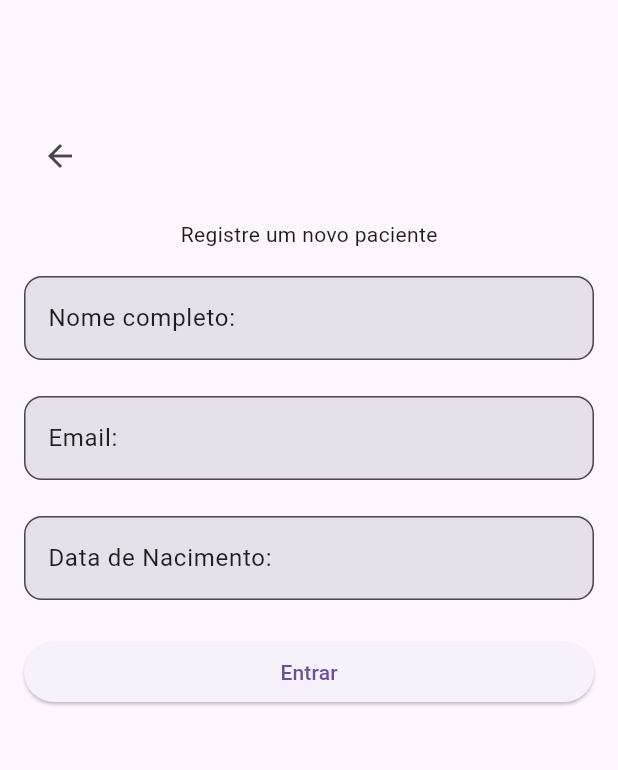
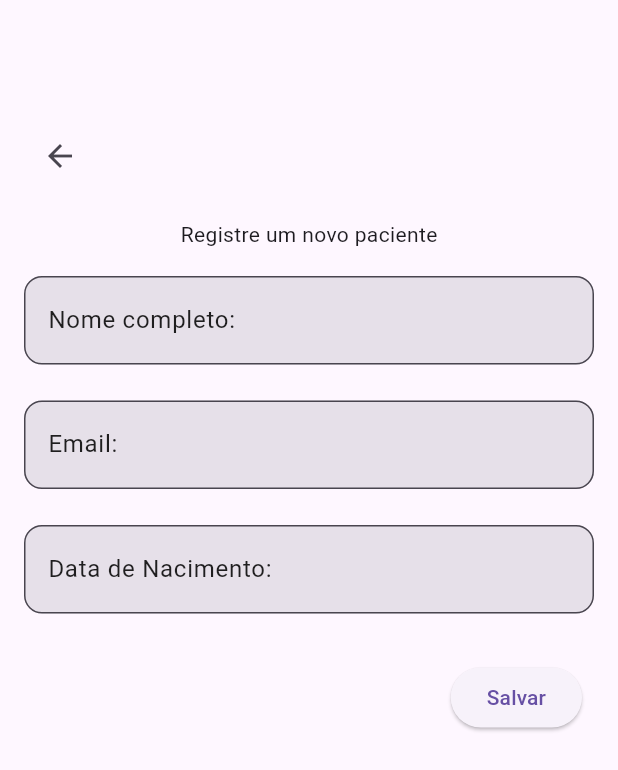
Before and after one commit to gihr0cha/app_fisio_tcc, a Flutter app: the RegisterPacients screen opened directly, on a phone screen of 412 x 824 dp. Shown: the top 770 px of the screen. Run offline on Flutter 3.47's test engine with Material 3 defaults, Android fonts, the phone set to English and light mode, and no system bars; our stand-ins replace firebase_auth, firebase_core, go_router; accounts and stored records are empty.

Commit message:
Add RegisterPacients page and update navigation

```diff
--- a/lib/pages/navegation_page.dart
+++ b/lib/pages/navegation_page.dart
@@ -40,6 +40,7 @@ class NavigacaoBar extends StatelessWidget {
           if (index == 3) {
             context.go('/historico');
           }
+
         });
   }
 }
--- a/lib/pages/registerPacients_page.dart
+++ b/lib/pages/registerPacients_page.dart
@@ -1,5 +1,6 @@
 import 'package:flutter/material.dart';
 import 'package:go_router/go_router.dart';
+import '../assets/theme_app.dart';
 
 class RegisterPacients extends StatefulWidget {
   const RegisterPacients({super.key});
@@ -18,7 +19,7 @@ class _RegisterPacientsState extends State<RegisterPacients> {
         Row(
           children: [
             IconButton(
-                onPressed: () => context.go('/'),
+                onPressed: () => context.go('/home'),
                 icon: const Icon(Icons.arrow_back))
           ],
         ),
@@ -29,6 +30,7 @@ class _RegisterPacientsState extends State<RegisterPacients> {
             child: Column(
           children: [
             TextFormField(
+              style: AppTheme.themeData.inputDecorationTheme.labelStyle,
               decoration: InputDecoration(
                   label: const Text(
                     'Nome completo:',
@@ -40,6 +42,7 @@ class _RegisterPacientsState extends State<RegisterPacients> {
             ),
             const SizedBox(height: 24),
             TextFormField(
+              style: AppTheme.themeData.inputDecorationTheme.labelStyle,
               decoration: InputDecoration(
                   label: const Text(
                     'Email:',
@@ -51,6 +54,7 @@ class _RegisterPacientsState extends State<RegisterPacients> {
             ),
             const SizedBox(height: 24),
             TextFormField(
+              style: AppTheme.themeData.inputDecorationTheme.labelStyle,
               decoration: InputDecoration(
                   label: const Text(
                     'Data de Nacimento:',
@@ -61,15 +65,15 @@ class _RegisterPacientsState extends State<RegisterPacients> {
                       borderRadius: BorderRadius.circular(12))),
             ),
             const SizedBox(height: 24),
-            SizedBox(
-              width: double.maxFinite,
-              child: ElevatedButton(
-                onPressed: () {},
-                style: ElevatedButton.styleFrom(),
-                child: const Text(
-                  'Entrar',
-                ),
-              ),
+            ButtonBar(
+              children: [
+                ElevatedButton(
+                    onPressed: () {
+                      // Salvar no banco de dados
+                      context.go('/pacientes');
+                    },
+                    child: const Text('Salvar')),
+              ],
             )
           ],
         ))
```
Also changed, not shown: lib/main.dart (+7 -1 lines), lib/pages/home_page.dart (+17 -12 lines), lib/pages/paciente_page.dart (+15 -3 lines).
